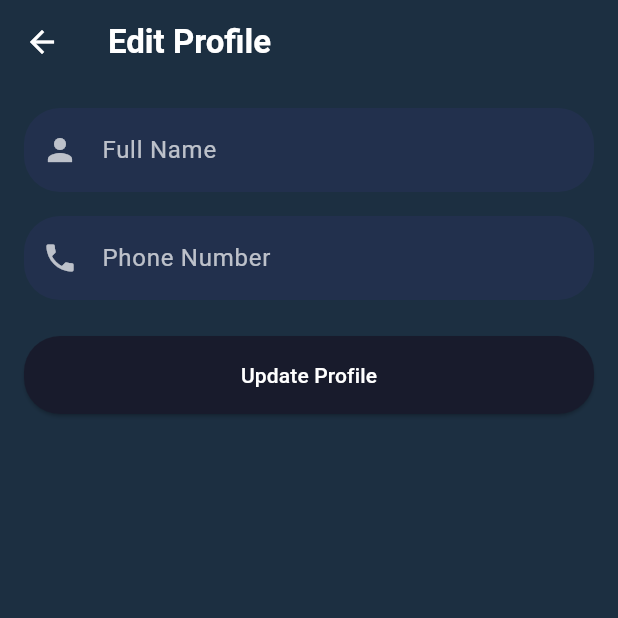
After one commit to adammekki/govconnect, a Flutter app: the ProfileScreen screen opened directly, after a tap on "Edit Profile", on a phone screen of 412 x 824 dp, the top half of it. The commit adds this screen. Run offline on Flutter 3.47's test engine with Material 3 defaults, Android fonts, the phone set to English and light mode, and no system bars; our stand-ins replace cloud_firestore, firebase_auth, firebase_core, firebase_messaging, firebase_storage, geolocator and 4 more; accounts and stored records are empty; network calls fail.

Commit message:
view profile and edit profile done

```diff
--- a/lib/main.dart
+++ b/lib/main.dart
@@ -1,7 +1,9 @@
 import 'package:flutter/material.dart';
+import 'package:govconnect/screens/edit_profile_screen.dart';
+import 'package:govconnect/screens/profile_screen.dart';
+import 'package:govconnect/screens/settings.dart';
 import 'package:shared_preferences/shared_preferences.dart';
 import 'package:firebase_core/firebase_core.dart';
-
 
 import 'package:govconnect/models/problem_report.dart';
 //providers
@@ -125,6 +127,9 @@ class _MyHomePageState extends State<MyHomePage> {
         '/announcements': (context) => AnnouncementsScreen(),
         '/notifications': (context) => NotificationsScreen(),
         '/advertisements': (context) =>  AdvertisementsScreen(),
+        '/profile': (context) => const ProfileScreen(),
+        '/editProfile': (context) => const EditProfileScreen(),
+        '/settings': (context) => const SettingsScreen(),
       },
     );
   }
--- /dev/null
+++ b/lib/screens/edit_profile_screen.dart
@@ -0,0 +1,209 @@
+import 'package:flutter/material.dart';
+import 'package:firebase_auth/firebase_auth.dart';
+import 'package:cloud_firestore/cloud_firestore.dart';
+
+class EditProfileScreen extends StatefulWidget {
+  const EditProfileScreen({Key? key}) : super(key: key);
+
+  @override
+  State<EditProfileScreen> createState() => _EditProfileScreenState();
+}
+
+class _EditProfileScreenState extends State<EditProfileScreen> {
+  final _formKey = GlobalKey<FormState>();
+  final _nameController = TextEditingController();
+  final _phoneController = TextEditingController();
+  bool _isLoading = false;
+  String? _errorMessage;
+
+  @override
+  void initState() {
+    super.initState();
+    _loadUserData();
+  }
+
+  Future<void> _loadUserData() async {
+    final user = FirebaseAuth.instance.currentUser;
+    if (user != null) {
+      try {
+        final userData = await FirebaseFirestore.instance
+            .collection('Users')
+            .doc(user.uid)
+            .get();
+
+        if (userData.exists) {
+          setState(() {
+            _nameController.text = userData.data()?['name'] ?? '';
+            _phoneController.text = userData.data()?['phone'] ?? '';
+          });
+        }
+      } catch (e) {
+        setState(() {
+          _errorMessage = 'Error loading user data: $e';
+        });
+      }
+    }
+  }
+
+  Future<void> _updateProfile() async {
+    if (_formKey.currentState!.validate()) {
+      setState(() {
+        _isLoading = true;
+        _errorMessage = null;
+      });
+
+      try {
+        final user = FirebaseAuth.instance.currentUser;
+        if (user != null) {
+          // Update display name in Firebase Auth
+          await user.updateDisplayName(_nameController.text);
+
+          // Update additional user data in Firestore
+          await FirebaseFirestore.instance.collection('Users').doc(user.uid).update({
+            'fullName': _nameController.text,
+            'phoneNumber': _phoneController.text,
+            'updatedAt': FieldValue.serverTimestamp(),
+          });
+
+          if (mounted) {
+            ScaffoldMessenger.of(context).showSnackBar(
+              const SnackBar(content: Text('Profile updated successfully')),
+            );
+            Navigator.pop(context);
+          }
+        }
+      } catch (e) {
+        setState(() {
+          _errorMessage = 'Error updating profile: $e';
+        });
+      } finally {
+        if (mounted) {
+          setState(() {
+            _isLoading = false;
+          });
+        }
+      }
+    }
+  }
+
+  @override
+  void dispose() {
+    _nameController.dispose();
+    _phoneController.dispose();
+    super.dispose();
+  }
+
+  @override
+  Widget build(BuildContext context) {
+    return Scaffold(
+      backgroundColor: const Color(0xFF1C2F41),
+      appBar: AppBar(
+        backgroundColor: const Color(0xFF1C2F41),
+        elevation: 0,
+        title: const Text(
+          'Edit Profile',
+          style: TextStyle(color: Colors.white, fontWeight: FontWeight.bold),
+        ),
+        iconTheme: const IconThemeData(color: Colors.white),
+      ),
+      body: SingleChildScrollView(
+        padding: const EdgeInsets.all(16),
+        child: Form(
+          key: _formKey,
+          child: Column(
+            crossAxisAlignment: CrossAxisAlignment.stretch,
+            children: [
+              if (_errorMessage != null)
+                Container(
+                  padding: const EdgeInsets.all(16),
+                  margin: const EdgeInsets.only(bottom: 16),
+                  decoration: BoxDecoration(
+                    color: Colors.red.withOpacity(0.1),
+                    borderRadius: BorderRadius.circular(8),
+                    border: Border.all(color: Colors.red),
+                  ),
+                  child: Text(
+                    _errorMessage!,
+                    style: const TextStyle(color: Colors.red),
+                  ),
+                ),
+              _buildInputField(
+                controller: _nameController,
+                label: 'Full Name',
+                icon: Icons.person,
+                validator: (value) {
+                  if (value == null || value.isEmpty) {
+                    return 'Please enter your name';
+                  }
+                  return null;
+                },
+              ),
+              const SizedBox(height: 16),
+              _buildInputField(
+                controller: _phoneController,
+                label: 'Phone Number',
+                icon: Icons.phone,
+                keyboardType: TextInputType.phone,
+                validator: (value) {
+                  if (value == null || value.isEmpty) {
+                    return 'Please enter your phone number';
+                  }
+                  return null;
+                },
+              ),
+              const SizedBox(height: 24),
+              ElevatedButton(
+                onPressed: _isLoading ? null : _updateProfile,
+                style: ElevatedButton.styleFrom(
+                  backgroundColor: const Color(0xFF181B2C),
+                  foregroundColor: Colors.white,
+                  shape: RoundedRectangleBorder(
+                    borderRadius: BorderRadius.circular(24),
+                  ),
+                  padding: const EdgeInsets.symmetric(vertical: 16),
+                ),
+                child: _isLoading
+                    ? const SizedBox(
+                        height: 20,
+                        width: 20,
+                        child: CircularProgressIndicator(
+                          strokeWidth: 2,
+                          color: Colors.white,
+                        ),
+                      )
+                    : const Text('Update Profile'),
+              ),
+            ],
+          ),
+        ),
+      ),
+    );
+  }
+
+  Widget _buildInputField({
+    required TextEditingController controller,
+    required String label,
+    required IconData icon,
+    TextInputType? keyboardType,
+    String? Function(String?)? validator,
+  }) {
+    return TextFormField(
+      controller: controller,
+      keyboardType: keyboardType,
+      validator: validator,
+      style: const TextStyle(color: Colors.white),
+      decoration: InputDecoration(
+        labelText: label,
+        labelStyle: const TextStyle(color: Colors.white70),
+        prefixIcon: Icon(icon, color: Colors.white70),
+        filled: true,
+        fillColor: const Color(0xFF22304D),
+        border: OutlineInputBorder(
+          borderRadius: BorderRadius.circular(24),
+          borderSide: BorderSide.none,
+        ),
+        contentPadding: const EdgeInsets.symmetric(horizontal: 20, vertical: 16),
+      ),
+    );
+  }
+}
--- /dev/null
+++ b/lib/screens/profile_screen.dart
@@ -0,0 +1,218 @@
+import 'package:flutter/material.dart';
+import 'package:govconnect/screens/settings.dart';
+import 'package:provider/provider.dart';
+import 'package:firebase_auth/firebase_auth.dart';
+import '../providers/problem_report_provider.dart';
+import 'edit_profile_screen.dart';
+
+class ProfileScreen extends StatelessWidget {
+  const ProfileScreen({Key? key}) : super(key: key);
+
+  @override
+  Widget build(BuildContext context) {
+    final user = FirebaseAuth.instance.currentUser;
+    final provider = Provider.of<ProblemReportProvider>(context);
+
+    return Scaffold(
+      backgroundColor: const Color(0xFF1C2F41),
+      appBar: AppBar(
+        backgroundColor: const Color(0xFF1C2F41),
+        elevation: 0,
+        title: const Text(
+          'Profile',
+          style: TextStyle(color: Colors.white, fontWeight: FontWeight.bold),
+        ),
+        iconTheme: const IconThemeData(color: Colors.white),
+      ),
+      body: SingleChildScrollView(
+        padding: const EdgeInsets.all(16),
+        child: Column(
+          crossAxisAlignment: CrossAxisAlignment.start,
+          children: [
+            // Profile Header
+            Container(
+              padding: const EdgeInsets.all(16),
+              decoration: BoxDecoration(
+                color: const Color(0xFF181B2C),
+                borderRadius: BorderRadius.circular(16),
+              ),
+              child: Row(
+                children: [
+                  CircleAvatar(
+                    radius: 40,
+                    backgroundColor: Colors.white24,
+                    child: Icon(
+                      Icons.person,
+                      size: 40,
+                      color: Colors.white70,
+                    ),
+                  ),
+                  const SizedBox(width: 16),
+                  Expanded(
+                    child: Column(
+                      crossAxisAlignment: CrossAxisAlignment.start,
+                      children: [
+                        Text(
+                          user?.displayName ?? 'User',
+                          style: const TextStyle(
+                            color: Colors.white,
+                            fontSize: 24,
+                            fontWeight: FontWeight.bold,
+                          ),
+                        ),
+                        const SizedBox(height: 4),
+                        Text(
+                          user?.email ?? '',
+                          style: const TextStyle(
+                            color: Colors.white70,
+                            fontSize: 16,
+                          ),
+                        ),
+                        const SizedBox(height: 8),
+                        Text(
+                          provider.isGovernment ? 'Government Official' : 'Citizen',
+                          style: TextStyle(
+                            color: provider.isGovernment ? Colors.blue : Colors.green,
+                            fontSize: 14,
+                            fontWeight: FontWeight.w500,
+                          ),
+                        ),
+                      ],
+                    ),
+                  ),
+                ],
+              ),
+            ),
+            const SizedBox(height: 24),
+
+            // Profile Actions
+            Container(
+              decoration: BoxDecoration(
+                color: const Color(0xFF181B2C),
+                borderRadius: BorderRadius.circular(16),
+              ),
+              child: Column(
+                children: [
+                  _buildProfileAction(
+                    context,
+                    icon: Icons.edit,
+                    title: 'Edit Profile',
+                    onTap: () {
+                      Navigator.push(
+                        context,
+                        MaterialPageRoute(
+                          builder: (context) => const EditProfileScreen(),
+                        ),
+                      );
+                    },
+                  ),
+                  _buildDivider(),
+                  _buildProfileAction(
+                    context,
+                    icon: Icons.settings,
+                    title: 'Settings',
+                    onTap: () {
+                        Navigator.push(
+                        context,
+                        MaterialPageRoute(
+                          builder: (context) => const SettingsScreen(),
+                        ),
+                      );
+                    },
+                  ),
+                ],
+              ),
+            ),
+            const SizedBox(height: 24),
+
+            // Account Actions
+            Container(
+              decoration: BoxDecoration(
+                color: const Color(0xFF181B2C),
+                borderRadius: BorderRadius.circular(16),
+              ),
+              child: Column(
+                children: [
+                  _buildProfileAction(
+                    context,
+                    icon: Icons.logout,
+                    title: 'Sign Out',
+                    onTap: () async {
+                      final confirmed = await showDialog<bool>(
+                        context: context,
+                        builder: (BuildContext context) {
+                          return AlertDialog(
+                            backgroundColor: const Color(0xFF1C2F41),
+                            title: const Text(
+                              'Sign Out',
+                              style: TextStyle(color: Colors.white, fontWeight: FontWeight.bold),
+                            ),
+                            content: const Text(
+                              'Are you sure you want to sign out?',
+                              style: TextStyle(color: Colors.white70),
+                            ),
+                            shape: RoundedRectangleBorder(
+                              borderRadius: BorderRadius.circular(16),
+                            ),
+                            actions: <Widget>[
+                              TextButton(
+                                onPressed: () => Navigator.of(context).pop(false),
+                                child: const Text(
+                                  'CANCEL',
+                                  style: TextStyle(color: Colors.white70),
+                                ),
+                              ),
+                              ElevatedButton(
+                                onPressed: () => Navigator.of(context).pop(true),
+                                style: ElevatedButton.styleFrom(
+                                  backgroundColor: Colors.red,
+                                  foregroundColor: Colors.white,
+                                ),
+                                child: const Text('SIGN OUT'),
+                              ),
+                            ],
+                          );
+                        },
+                      );
+
+                      if (confirmed == true && context.mounted) {
+                        await FirebaseAuth.instance.signOut();
+                        Navigator.of(context).pushReplacementNamed('/auth');
+                      }
+                    },
+                  ),
+                ],
+              ),
+            ),
+          ],
+        ),
+      ),
+    );
+  }
+
+  Widget _buildProfileAction(
+    BuildContext context, {
+    required IconData icon,
+    required String title,
+    required VoidCallback onTap,
+  }) {
+    return ListTile(
+      leading: Icon(icon, color: Colors.white70),
+      title: Text(
+        title,
+        style: const TextStyle(color: Colors.white),
+      ),
+      trailing: const Icon(Icons.chevron_right, color: Colors.white70),
+      onTap: onTap,
+    );
+  }
+
+  Widget _buildDivider() {
+    return const Divider(
+      color: Colors.white12,
+      height: 1,
+      indent: 56,
+      endIndent: 16,
+    );
+  }
+}
```
Also changed, not shown: lib/auth/login_screen.dart (+12 -11 lines), lib/homePage_screen.dart (+12 -0 lines), lib/screens/settings.dart (added, +69 -0 lines).
